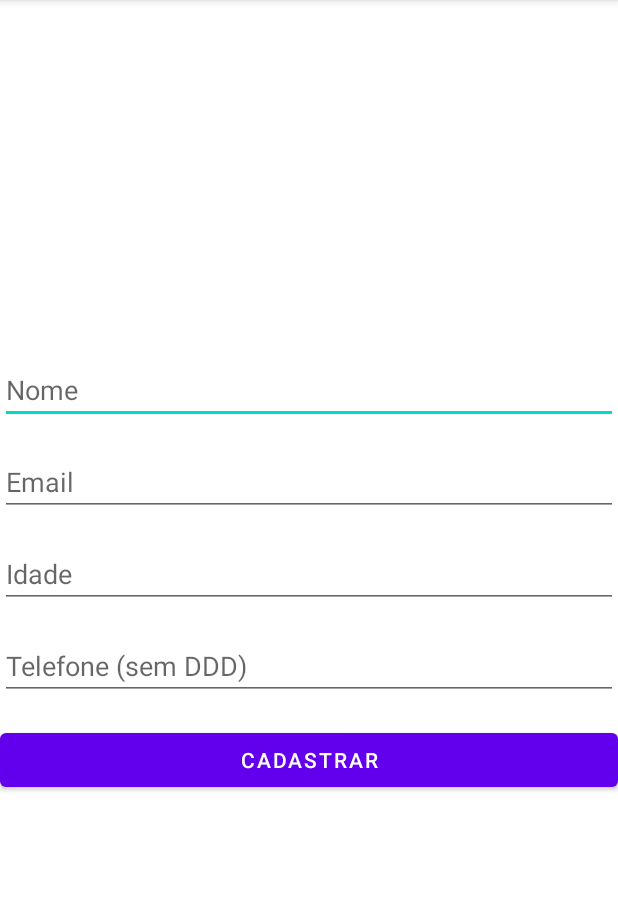
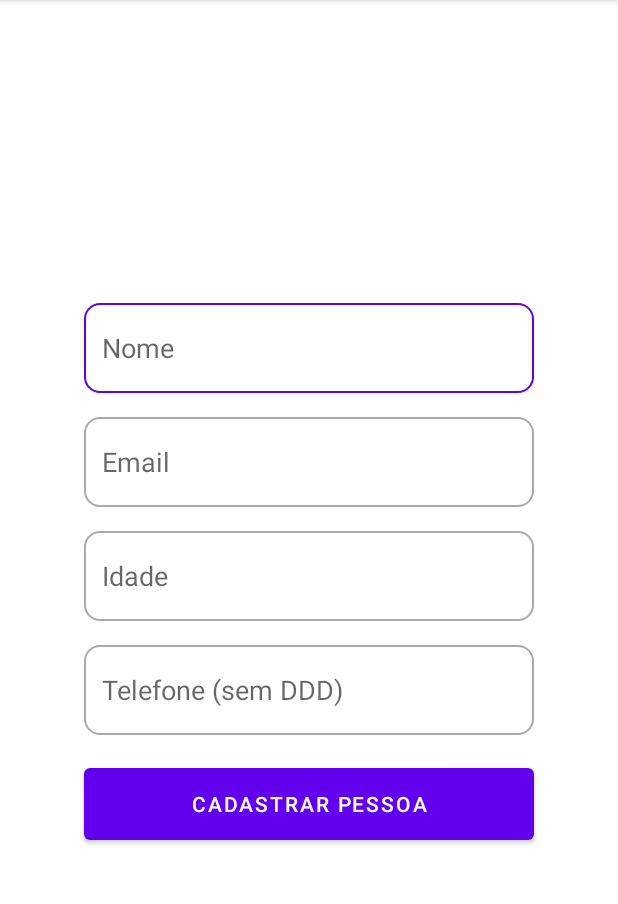
Before and after one commit to Denjiwe/CRUD_Android, an Android app: the screen it shows after launch (AddActivity), after a tap on "CADASTRO", on a phone screen of 412 x 824 dp, the part 84-988 px from its top. Run offline under Robolectric (Android 15) with nearby library versions, the phone set to English and light mode, and no system bars; our stand-ins replace Room's generated code.

Commit message:
ADD edit e delete

```diff
--- a/app/src/main/java/com/example/crudandroid/AddActivity.kt
+++ b/app/src/main/java/com/example/crudandroid/AddActivity.kt
@@ -9,13 +9,28 @@ import kotlinx.coroutines.launch
 
 class AddActivity : AppCompatActivity() {
     private lateinit var binding: ActivityAddBinding
+    private var pessoa: Pessoa? = null
 
     override fun onCreate(savedInstanceState: Bundle?) {
         super.onCreate(savedInstanceState)
         binding = ActivityAddBinding.inflate(layoutInflater)
         setContentView(binding.root)
 
-        binding.btnAddPessoa.setOnClickListener { addPessoa() }
+        pessoa = intent.getSerializableExtra("Data") as? Pessoa
+
+        if (pessoa == null) binding.btnAddOrUpdatePessoa.text = "Cadastrar Pessoa"
+        else {
+            binding.btnAddOrUpdatePessoa.text = "Atualizar Cadastro"
+            binding.edNome.setText(pessoa?.nome.toString())
+            binding.edEmail.setText(pessoa?.email.toString())
+            binding.edIdade.setText(pessoa?.idade.toString())
+            binding.edTelefone.setText(pessoa?.telefone.toString())
+            //recuperar informações de idade e telefone
+
+        }
+
+
+        binding.btnAddOrUpdatePessoa.setOnClickListener { addPessoa() }
     }
 
     private fun addPessoa() {
@@ -25,9 +40,16 @@ class AddActivity : AppCompatActivity() {
         val telefone = binding.edTelefone.text.toString().toInt()
 
         lifecycleScope.launch {
-            val pessoa = Pessoa(nome= nome, email = email, idade = idade, telefone = telefone)
-            AppDB(this@AddActivity).getPessoaDao().insertPessoa(pessoa)
-            finish()
+            if (pessoa == null) {
+                val pessoa = Pessoa(nome= nome, email = email, idade = idade, telefone = telefone)
+                AppDB(this@AddActivity).getPessoaDao().insertPessoa(pessoa)
+                finish()
+            } else {
+                val u = Pessoa(nome, email, idade, telefone)
+                u.id = pessoa?.id ?: 0
+                AppDB(this@AddActivity).getPessoaDao().updatePessoa(u)
+                finish()
+            }
         }
     }
 }
--- a/app/src/main/java/com/example/crudandroid/MainActivity.kt
+++ b/app/src/main/java/com/example/crudandroid/MainActivity.kt
@@ -4,12 +4,15 @@ import android.content.Intent
 import androidx.appcompat.app.AppCompatActivity
 import android.os.Bundle
 import android.util.Log
+import androidx.appcompat.app.AlertDialog
 import androidx.lifecycle.lifecycleScope
+import androidx.recyclerview.widget.LinearLayoutManager
 import com.example.crudandroid.databinding.ActivityMainBinding
 import kotlinx.coroutines.launch
 
 class MainActivity : AppCompatActivity() {
     private lateinit var binding : ActivityMainBinding
+    private var nAdapter: PessoaAdapter? = null
 
     override fun onCreate(savedInstanceState: Bundle?) {
         super.onCreate(savedInstanceState)
@@ -22,11 +25,47 @@ class MainActivity : AppCompatActivity() {
         }
     }
 
+    private fun setAdapter(list: List<Pessoa>) {
+        nAdapter?.setData(list)
+    }
+
     override fun onResume() {
         super.onResume()
         lifecycleScope.launch {
            val pessoaList = AppDB(this@MainActivity).getPessoaDao().getAllPessoa()
-           Log.e("teste", "onResume: ${pessoaList.size}")
+
+           nAdapter = PessoaAdapter()
+           binding.recyclerView.apply {
+               layoutManager = LinearLayoutManager(this@MainActivity)
+               adapter = nAdapter
+               setAdapter(pessoaList)
+
+               nAdapter?.setOnActionEditListener {
+                   val intent = Intent(this@MainActivity, AddActivity::class.java)
+                   intent.putExtra("Data", it)
+                   startActivity(intent)
+               }
+
+               nAdapter?.setOnActionDeleteListener {
+                   val builder = AlertDialog.Builder(this@MainActivity)
+                   builder.setMessage("Tem certeza que gostaria de excluir?")
+                   builder.setPositiveButton("Sim") { p0, p1 ->
+                       lifecycleScope.launch {
+                          AppDB(this@MainActivity).getPessoaDao().deletePessoa(it)
+                          val list = AppDB(this@MainActivity).getPessoaDao().getAllPessoa()
+                          setAdapter(list)
+                       }
+                       p0.dismiss()
+                   }
+
+                   builder.setNegativeButton("Não") {p0, p1 ->
+                       p0.dismiss()
+                   }
+
+                   val dialog = builder.create()
+                   dialog.show()
+               }
+           }
         }
     }
 }
--- a/app/src/main/java/com/example/crudandroid/Pessoa.kt
+++ b/app/src/main/java/com/example/crudandroid/Pessoa.kt
@@ -2,6 +2,7 @@ package com.example.crudandroid
 
 import androidx.room.Entity
 import androidx.room.PrimaryKey
+import java.io.Serializable
 
 @Entity
 data class Pessoa (
@@ -9,6 +10,6 @@ data class Pessoa (
     var email:String = "",
     var idade:Int = 0,
     var telefone:Int = 0
-) {
+) : Serializable {
     @PrimaryKey(autoGenerate = true) var id: Int = 0
 }
--- a/app/src/main/java/com/example/crudandroid/PessoaAdapter.kt
+++ b/app/src/main/java/com/example/crudandroid/PessoaAdapter.kt
@@ -3,11 +3,14 @@ package com.example.crudandroid
 import android.view.LayoutInflater
 import android.view.View
 import android.view.ViewGroup
+import android.widget.ImageView
 import android.widget.TextView
 import androidx.recyclerview.widget.RecyclerView
 
 class PessoaAdapter : RecyclerView.Adapter<PessoaAdapter.PessoaViewHolder>() {
     private var lista = mutableListOf<Pessoa>()
+    private var actionUpdate: ((Pessoa)-> Unit)? = null
+    private var actionDelete: ((Pessoa)-> Unit)? = null
 
     override fun onCreateViewHolder(parent: ViewGroup, viewType: Int): PessoaViewHolder {
         val view = LayoutInflater.from(parent.context).inflate(R.layout.card_item_pessoa_view_holder, parent, false)
@@ -16,15 +19,19 @@ class PessoaAdapter : RecyclerView.Adapter<PessoaAdapter.PessoaViewHolder>() {
     }
 
     override fun onBindViewHolder(holder: PessoaViewHolder, position: Int) {
-        val user = lista[position]
-        val idade = user.idade
-        val telefone = user.telefone
+        val pessoa = lista[position]
 
 
-        holder.tvNome.text = user.nome
-        holder.tvEmail.text = user.email
-        holder.tvIdade.text.toString().toInt(idade)
-        holder.tvTelefone.text.toString().toInt(telefone)
+        holder.tvNome.text = pessoa.nome
+        holder.tvEmail.text = pessoa.email
+        holder.tvIdade.text = pessoa.idade.toString()
+        holder.tvTelefone.text = pessoa.telefone.toString()
+
+        //adicionar campos de idade e telefone
+
+
+        holder.actionUpdate.setOnClickListener { actionUpdate?.invoke(pessoa) }
+        holder.actionDelete.setOnClickListener { actionDelete?.invoke(pessoa) }
     }
 
     override fun getItemCount() = lista.size
@@ -34,6 +41,15 @@ class PessoaAdapter : RecyclerView.Adapter<PessoaAdapter.PessoaViewHolder>() {
             clear()
             addAll(data)
         }
+        notifyDataSetChanged()
+    }
+
+    fun setOnActionEditListener(callback: (Pessoa) -> Unit) {
+        this.actionUpdate = callback
+    }
+
+    fun setOnActionDeleteListener(callback: (Pessoa) -> Unit) {
+        this.actionDelete = callback
     }
 
     class PessoaViewHolder(itemView: View) : RecyclerView.ViewHolder(itemView) {
@@ -41,8 +57,8 @@ class PessoaAdapter : RecyclerView.Adapter<PessoaAdapter.PessoaViewHolder>() {
         val tvEmail: TextView = itemView.findViewById<TextView>(R.id.tv_email)
         val tvIdade: TextView = itemView.findViewById<TextView>(R.id.tv_idade)
         val tvTelefone: TextView = itemView.findViewById<TextView>(R.id.tv_telefone)
-
-
+        val actionUpdate: ImageView = itemView.findViewById(R.id.action_update)
+        val actionDelete: ImageView = itemView.findViewById(R.id.action_delete)
     }
 
 }
--- /dev/null
+++ b/app/src/main/res/drawable/custom_input.xml
@@ -0,0 +1,19 @@
+<?xml version="1.0" encoding="utf-8"?>
+<selector xmlns:android="http://schemas.android.com/apk/res/android">
+        <item android:state_enabled="true" android:state_focused="true">
+            <shape android:shape="rectangle">
+                <solid android:color="@color/white"/>
+                <corners android:radius="10dp"/>
+                <stroke android:color="@color/design_default_color_primary" android:width="1dp"/>
+            </shape>
+        </item>
+
+        <item android:state_enabled="true" android:state_focused="false">
+            <shape android:shape="rectangle">
+                <solid android:color="@color/white"/>
+                <corners android:radius="10dp"/>
+                <stroke android:color="@android:color/darker_gray" android:width="1dp"/>
+            </shape>
+        </item>
+
+</selector>
--- /dev/null
+++ b/app/src/main/res/drawable/ic_delete.xml
@@ -0,0 +1,5 @@
+<vector android:height="24dp" android:tint="#D6D5D5"
+    android:viewportHeight="24" android:viewportWidth="24"
+    android:width="24dp" xmlns:android="http://schemas.android.com/apk/res/android">
+    <path android:fillColor="@android:color/white" android:pathData="M6,19c0,1.1 0.9,2 2,2h8c1.1,0 2,-0.9 2,-2V7H6v12zM19,4h-3.5l-1,-1h-5l-1,1H5v2h14V4z"/>
+</vector>
--- /dev/null
+++ b/app/src/main/res/drawable/ic_update.xml
@@ -0,0 +1,5 @@
+<vector android:height="24dp" android:tint="#D6D5D5"
+    android:viewportHeight="24" android:viewportWidth="24"
+    android:width="24dp" xmlns:android="http://schemas.android.com/apk/res/android">
+    <path android:fillColor="@android:color/white" android:pathData="M3,17.25V21h3.75L17.81,9.94l-3.75,-3.75L3,17.25zM20.71,7.04c0.39,-0.39 0.39,-1.02 0,-1.41l-2.34,-2.34c-0.39,-0.39 -1.02,-0.39 -1.41,0l-1.83,1.83 3.75,3.75 1.83,-1.83z"/>
+</vector>
--- a/app/src/main/res/layout/activity_add.xml
+++ b/app/src/main/res/layout/activity_add.xml
@@ -12,25 +12,35 @@
 
     <EditText
         android:id="@+id/ed_nome"
-        android:layout_width="match_parent"
-        android:layout_height="wrap_content"
+        android:paddingStart="12dp"
+        android:maxLength="40"
+        android:layout_width="300dp"
+        android:layout_height="60dp"
+        android:background="@drawable/custom_input"
         android:hint="Nome"
         android:layout_marginBottom="16dp"
         />
 
     <EditText
         android:id="@+id/ed_email"
-        android:layout_width="match_parent"
-        android:layout_height="wrap_content"
+        android:paddingStart="12dp"
+        android:layout_width="300dp"
+        android:maxLength="50"
+        android:background="@drawable/custom_input"
+        android:layout_height="60dp"
         android:layout_marginBottom="16dp"
+        android:inputType="textEmailAddress"
         android:hint="Email"
         />
 
     <EditText
         android:id="@+id/ed_idade"
         android:inputType="number"
-        android:layout_width="match_parent"
-        android:layout_height="wrap_content"
+        android:paddingStart="12dp"
+        android:maxLength="3"
+        android:layout_width="300dp"
+        android:background="@drawable/custom_input"
+        android:layout_height="60dp"
         android:layout_marginBottom="16dp"
         android:hint="Idade"
         />
@@ -38,16 +48,19 @@
     <EditText
         android:id="@+id/ed_telefone"
         android:inputType="number"
-        android:layout_width="match_parent"
-        android:layout_height="wrap_content"
+        android:maxLength="9"
+        android:paddingStart="12dp"
+        android:layout_width="300dp"
+        android:background="@drawable/custom_input"
+        android:layout_height="60dp"
         android:layout_marginBottom="16dp"
         android:hint="Telefone (sem DDD)"
         />
 
     <Button
-        android:id="@+id/btn_add_pessoa"
-        android:layout_width="match_parent"
-        android:layout_height="wrap_content"
+        android:id="@+id/btn_add_or_update_pessoa"
+        android:layout_width="300dp"
+        android:layout_height="60dp"
         android:text="Cadastrar"
         />
 
--- a/app/src/main/res/layout/activity_main.xml
+++ b/app/src/main/res/layout/activity_main.xml
@@ -5,6 +5,12 @@
     android:layout_width="match_parent"
     android:layout_height="match_parent"
     tools:context=".MainActivity">
+
+    <androidx.recyclerview.widget.RecyclerView
+        android:id="@+id/recycler_view"
+        android:layout_width="match_parent"
+        android:layout_height="match_parent"
+        android:layout_above="@id/btn_add"/>
 
     <Button
         android:id="@+id/btn_add"
```
Also changed, not shown: app/src/main/res/layout/card_item_pessoa_view_holder.xml (+72 -19 lines).
